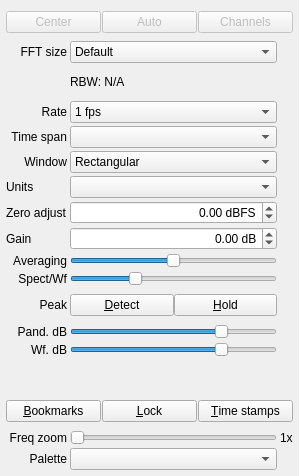
First picture: the form in ui/FftPanel.ui, repository BatchDrake/SigDigger, before the edit.
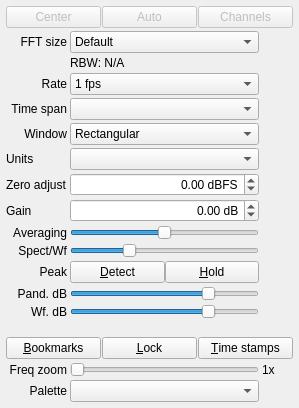
Second picture: the form after the edit. Custom widgets are drawn as their Qt base class.

The edit to the form file:
```diff
--- a/ui/FftPanel.ui
+++ b/ui/FftPanel.ui
@@ -7,7 +7,7 @@
     <x>0</x>
     <y>0</y>
     <width>299</width>
-    <height>476</height>
+    <height>408</height>
    </rect>
   </property>
   <property name="windowTitle">
@@ -621,6 +621,12 @@
    </item>
    <item row="16" column="2">
     <widget class="QLabel" name="freqZoomLabel">
+     <property name="minimumSize">
+      <size>
+       <width>31</width>
+       <height>0</height>
+      </size>
+     </property>
      <property name="text">
       <string>1x</string>
      </property>
```
